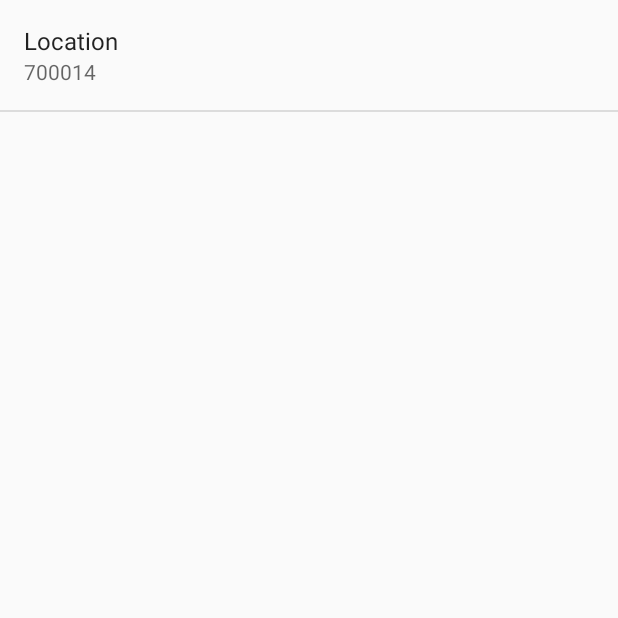
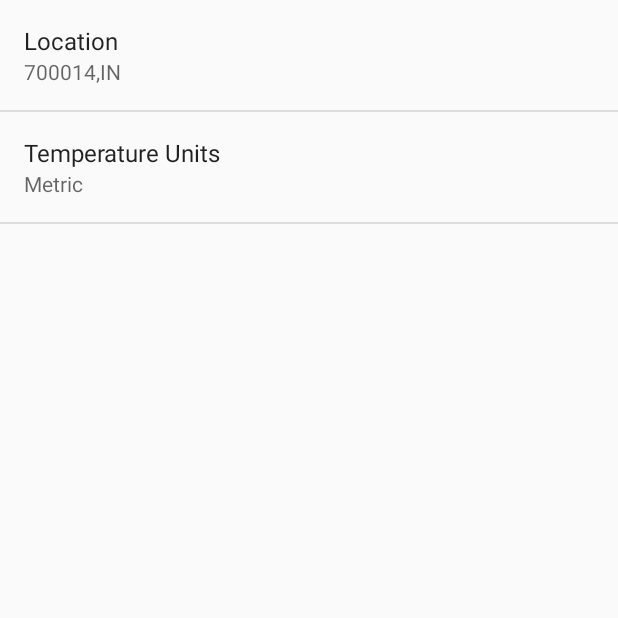
Before and after one commit to ibrahimgit/Sunshine, an Android app: the screen it shows after launch (SettingsActivity), in the options menu, after a tap on "Settings", on a phone screen of 412 x 824 dp, the top half of it. Run offline under Robolectric (Android 15) with nearby library versions, the phone set to English and light mode, and no system bars.

Commit message:
Add Temperature units preference in the settings

```diff
--- a/app/src/main/java/com/ir/nobo/sunshine/SettingsActivity.java
+++ b/app/src/main/java/com/ir/nobo/sunshine/SettingsActivity.java
@@ -11,6 +11,23 @@ import android.view.MenuItem;
 
 
 public class SettingsActivity extends PreferenceActivity implements Preference.OnPreferenceChangeListener {
+
+    @Override
+    protected void onCreate(Bundle savedInstanceState) {
+        super.onCreate(savedInstanceState);
+
+        addPreferencesFromResource(R.xml.pereference_general);
+
+        bindPreferenceSummaryToValue(findPreference(getString(R.string.pref_location_key)));
+        bindPreferenceSummaryToValue(findPreference(getString(R.string.pref_units_key)));
+
+    }
+
+    private void bindPreferenceSummaryToValue(Preference preference){
+        preference.setOnPreferenceChangeListener(this);
+
+        onPreferenceChange(preference, PreferenceManager.getDefaultSharedPreferences(preference.getContext()).getString(preference.getKey(), ""));
+    }
 
     @Override
     public boolean onPreferenceChange(Preference preference, Object value) {
@@ -31,20 +48,4 @@ public class SettingsActivity extends PreferenceActivity implements Preference.O
         return true;
     }
 
-    @Override
-    protected void onCreate(Bundle savedInstanceState) {
-        super.onCreate(savedInstanceState);
-
-        addPreferencesFromResource(R.xml.pereference_general);
-
-        bindPreferenceSummaryToValue(findPreference(getString(R.string.pref_location_key)));
-
-    }
-
-    private void bindPreferenceSummaryToValue(Preference preference){
-        preference.setOnPreferenceChangeListener(this);
-
-        onPreferenceChange(preference, PreferenceManager.getDefaultSharedPreferences(preference.getContext()).getString(preference.getKey(), ""));
-    }
-
 }
--- a/app/src/main/java/com/ir/nobo/sunshine/WeatherDataParser.java
+++ b/app/src/main/java/com/ir/nobo/sunshine/WeatherDataParser.java
@@ -58,7 +58,7 @@ public class WeatherDataParser {
     }
 
     private static String getTempForematString(double minTemp, double maxTemp) {
-        return Math.round(maxTemp) + "/" + Math.round(maxTemp);
+        return Math.round(maxTemp) + "/" + Math.round(minTemp);
     }
 
     private static String getDateString(Date forecastDate) {
--- a/app/src/main/java/com/ir/nobo/sunshine/WeatherForecastAsyncTask.java
+++ b/app/src/main/java/com/ir/nobo/sunshine/WeatherForecastAsyncTask.java
@@ -33,10 +33,10 @@ public class WeatherForecastAsyncTask extends AsyncTask<String, String, String[]
     @Override
     protected String[] doInBackground(String... params) {
         Log.d(LOG_NAME,"doInBackground");
-        return  getForecastWeather(params[0]);
+        return  getForecastWeather(params[0], params[1]);
     }
 
-    private String[] getForecastWeather(String postalCode) {
+    private String[] getForecastWeather(String postalCode, String format) {
         // These two need to be declared outside the try/catch
         // so that they can be closed in the finally block.
         HttpURLConnection urlConnection = null;
@@ -45,7 +45,7 @@ public class WeatherForecastAsyncTask extends AsyncTask<String, String, String[]
         // Will contain the raw JSON response as a string.
         String forecastJsonStr = null;
         String[] forecastStringArray = null;
-        String format = "metric";
+        //String format = "metric";
         String cnt = "7";
         String appid = "907f14649dd7564b21d2d4a61d954414";
 
--- a/app/src/main/java/com/ir/nobo/sunshine/WeatherForecastFragment.java
+++ b/app/src/main/java/com/ir/nobo/sunshine/WeatherForecastFragment.java
@@ -46,6 +46,12 @@ public class WeatherForecastFragment extends Fragment {
     }
 
     @Override
+    public void onStart() {
+        super.onStart();
+        updateWeatherForecastData();
+    }
+
+    @Override
     public View onCreateView(LayoutInflater inflater, ViewGroup container,
                              Bundle savedInstanceState) {
         View rootView = inflater.inflate(R.layout.fragment_main, container, false);
@@ -64,7 +70,6 @@ public class WeatherForecastFragment extends Fragment {
         ListView listView = (ListView)rootView.findViewById(R.id.listview_forecast);
         listView.setAdapter(forecastAdapter);
 
-        updateWeatherForecastData();
         /*listView.setOnItemSelectedListener(new AdapterView.OnItemSelectedListener() {
             @Override
             public void onItemSelected(AdapterView<?> parent, View view, int position, long id) {
@@ -94,7 +99,9 @@ public class WeatherForecastFragment extends Fragment {
         WeatherForecastAsyncTask wfat = new WeatherForecastAsyncTask(forecastAdapter, getActivity());
         SharedPreferences sp = PreferenceManager.getDefaultSharedPreferences(getActivity());
         String location = sp.getString(getString(R.string.pref_location_key), getString(R.string.pref_location_default));
-        wfat.execute(location);
+        String units = sp.getString(getString(R.string.pref_units_key), getString(R.string.pref_units_metric));
+        //Toast.makeText(getActivity(),location,Toast.LENGTH_LONG);
+        wfat.execute(location, units);
     }
 
     @Override
--- /dev/null
+++ b/app/src/main/res/values/arrays.xml
@@ -0,0 +1,13 @@
+<?xml version="1.0" encoding="utf-8"?>
+<resources>
+
+    <string-array name="pref_units_options">
+        <item>@string/pref_units_label_metric</item>
+        <item>@string/pref_units_label_imperial</item>
+    </string-array>
+
+    <string-array name="pref_units_values">
+        <item>@string/pref_units_metric</item>
+        <item>@string/pref_units_imperial</item>
+    </string-array>
+</resources>
--- a/app/src/main/res/values/strings.xml
+++ b/app/src/main/res/values/strings.xml
@@ -8,5 +8,14 @@
     <string name="title_activity_settings">Settings</string>
     <string name="pref_location_label">Location</string>
     <string name="pref_location_key">location</string>
-    <string name="pref_location_default">700014</string>
+    <string name="pref_location_default">700014,IN</string>
+    <string name="pref_units_label">Temperature Units</string>
+
+    <string name="pref_units_label_metric">Metric</string>
+    <string name="pref_units_label_imperial">Imperial</string>
+    <string name="pref_units_key" translatable="false">units</string>
+    <string name="pref_units_metric">metric</string>
+    <string name="pref_units_imperial">imperial</string>
+
+
 </resources>
--- a/app/src/main/res/xml/pereference_general.xml
+++ b/app/src/main/res/xml/pereference_general.xml
@@ -8,9 +8,13 @@
         android:key="@string/pref_location_key"
         android:defaultValue="@string/pref_location_default"
         android:inputType="text"
-        android:singleLine="true"
-        />
+        android:singleLine="true" />
 
-
+    <ListPreference
+        android:title="@string/pref_units_label"
+        android:key="@string/pref_units_key"
+        android:defaultValue="@string/pref_units_metric"
+        android:entryValues="@array/pref_units_values"
+        android:entries="@array/pref_units_options" />
 
 </PreferenceScreen>
```
